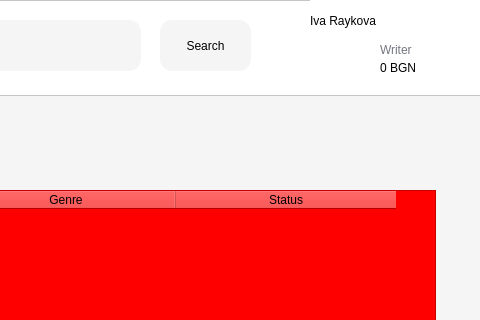
Above: codeyapp/presentationLayer/mybooks.ui from codingburgas/10grade-christmas-luck-codey before the change; both pictures show x 820 to 1300 and y 0 to 320 of the 1300 by 800 pixel window. Below: the same form after it.
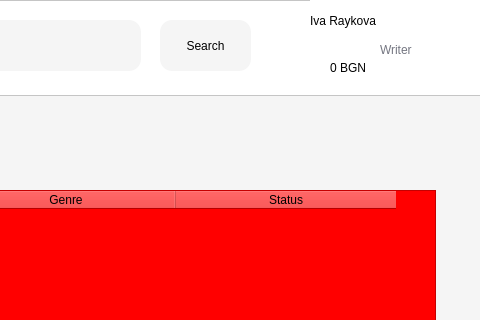
That is the form after the change. Icons and pictures are not drawn.

```diff
--- a/codeyapp/presentationLayer/mybooks.ui
+++ b/codeyapp/presentationLayer/mybooks.ui
@@ -307,9 +307,9 @@
    <widget class="QLabel" name="label_5">
     <property name="geometry">
      <rect>
-      <x>950</x>
+      <x>900</x>
       <y>60</y>
-      <width>41</width>
+      <width>81</width>
       <height>16</height>
      </rect>
     </property>
```
